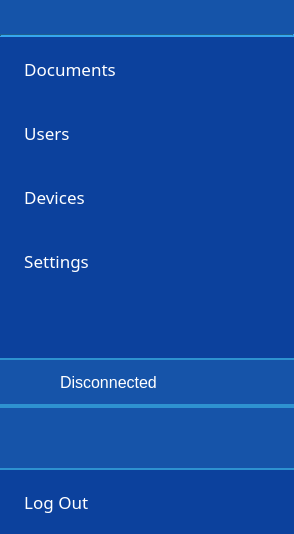
Above: parsec/core/gui/forms/menu_widget.ui from Scille/parsec-cloud before the change. Below: the same form after it.
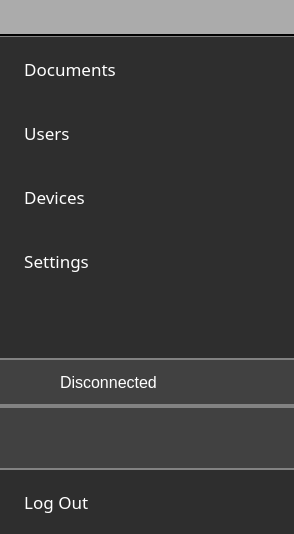
That is the form after the change. Icons and pictures are not drawn.

Commit message: [GUI] Changed menu colors

Patch:
```diff
--- a/parsec/core/gui/forms/menu_widget.ui
+++ b/parsec/core/gui/forms/menu_widget.ui
@@ -40,21 +40,21 @@
      <property name="styleSheet">
       <string notr="true">QWidget#widget_menu
 {
-background-color: rgb(12, 65, 157);
+background-color: rgb(46, 46, 46);
 }
 
 QPushButton,
 QPushButton:pressed
 {
 color: rgb(255, 255, 255);
-background-color: rgb(12, 65, 157);
+background-color: rgb(46, 46, 46);
 text-align: left;
 padding-left: 10px;
 }
 
 QPushButton:checked
 {
-background-color: rgb(46, 145, 208);
+background-color: rgb(116, 116, 116);
 border: 0;
 }</string>
      </property>
@@ -76,20 +76,23 @@
       </property>
       <item>
        <layout class="QVBoxLayout" name="verticalLayout_3">
+        <property name="spacing">
+         <number>0</number>
+        </property>
         <item>
          <widget class="QWidget" name="widget_3" native="true">
           <property name="styleSheet">
            <string notr="true">QWidget#widget_3
 {
-background-color: rgb(21, 84, 169);
+background-color: rgb(171, 171, 171);
 }</string>
           </property>
           <layout class="QHBoxLayout" name="horizontalLayout_3">
            <property name="spacing">
-            <number>6</number>
+            <number>0</number>
            </property>
            <property name="leftMargin">
-            <number>25</number>
+            <number>50</number>
            </property>
            <property name="topMargin">
             <number>10</number>
@@ -117,28 +120,31 @@
              <property name="scaledContents">
               <bool>false</bool>
              </property>
+             <property name="alignment">
+              <set>Qt::AlignLeading|Qt::AlignLeft|Qt::AlignVCenter</set>
+             </property>
             </widget>
            </item>
           </layout>
          </widget>
         </item>
         <item>
-         <widget class="QFrame" name="frame">
+         <widget class="Line" name="line">
           <property name="styleSheet">
-           <string notr="true">QFrame#frame
-{
-background-color: rgb(46, 145, 208);
-}</string>
-          </property>
-          <property name="frameShape">
-           <enum>QFrame::HLine</enum>
+           <string notr="true">background-color: rgb(130, 130, 130);</string>
           </property>
           <property name="frameShadow">
-           <enum>QFrame::Sunken</enum>
+           <enum>QFrame::Plain</enum>
           </property>
           <property name="lineWidth">
            <number>2</number>
           </property>
+          <property name="midLineWidth">
+           <number>2</number>
+          </property>
+          <property name="orientation">
+           <enum>Qt::Horizontal</enum>
+          </property>
          </widget>
         </item>
         <item>
@@ -392,12 +398,12 @@
           <property name="styleSheet">
            <string notr="true">QWidget#widget_connection
 {
-border-top: 2px solid rgb(46, 146, 208);
-border-bottom: 2px solid rgb(46, 146, 208);
+border-top: 2px solid rgb(130, 130, 130);
+border-bottom: 2px solid rgb(130, 130, 130);
 color: rgb(255, 255, 255);
 text-align: left;
 padding-left: 10px;
-background-color: rgb(22, 84, 169);
+background-color: rgb(65, 65, 65);
 }
 </string>
           </property>
@@ -462,12 +468,12 @@
           <property name="styleSheet">
            <string notr="true">QWidget#widget_info
 {
-border-top: 2px solid rgb(46, 146, 208);
-border-bottom: 2px solid rgb(46, 146, 208);
+border-top: 2px solid rgb(130, 130, 130);
+border-bottom: 2px solid rgb(130, 130, 130);
 color: rgb(255, 255, 255);
 text-align: left;
 padding-left: 10px;
-background-color: rgb(22, 84, 169);
+background-color: rgb(65, 65, 65);
 }
 </string>
           </property>
```
